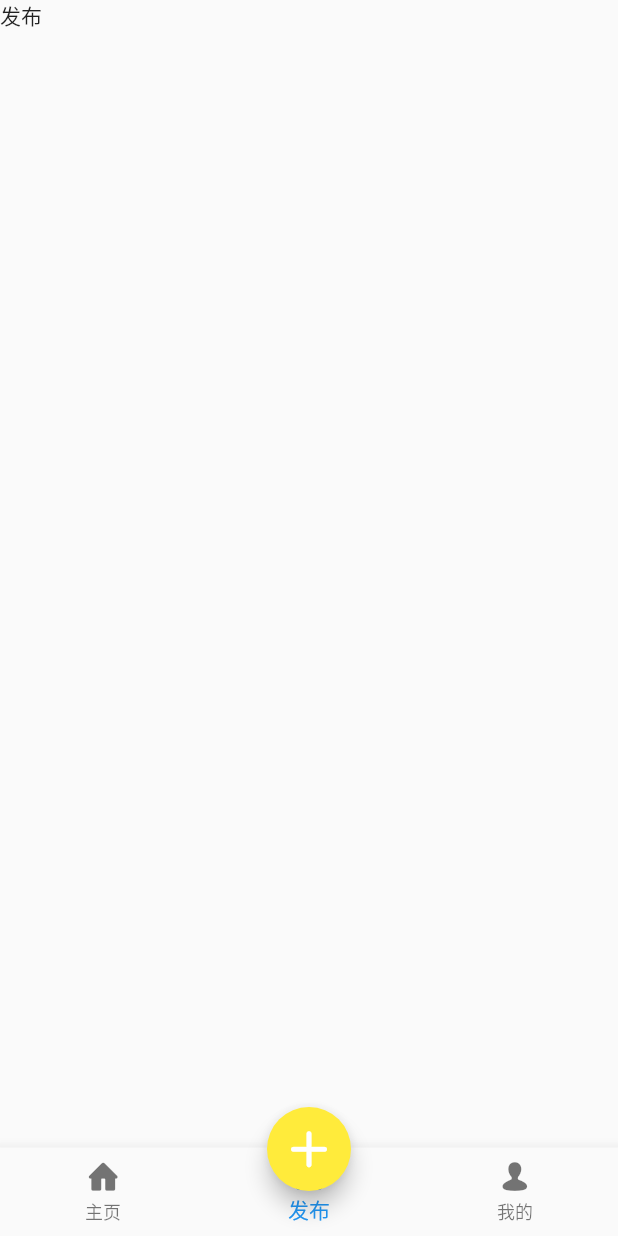
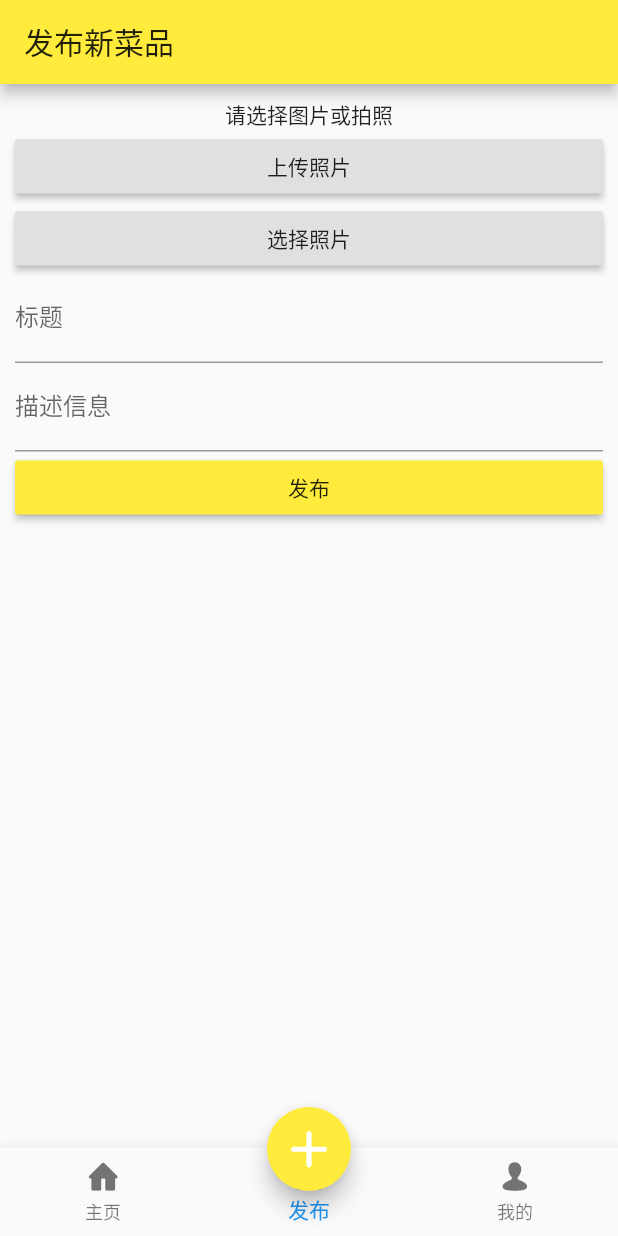
Before and after one commit to leizhu900516/weekFoods, a Flutter app: the screen it shows after launch, item 2 of the bottom bar chosen, on a phone screen of 412 x 824 dp. Run offline on Flutter 3.47's test engine with Material 2 defaults, Android fonts, the phone set to English and light mode, and no system bars; our stand-ins replace image_picker.

Commit message:
发布页修改

```diff
--- a/lib/pages/Publish.dart
+++ b/lib/pages/Publish.dart
@@ -1,4 +1,8 @@
 import 'package:flutter/material.dart';
+import 'package:image_picker/image_picker.dart';
+import 'dart:async';
+//import 'package:async/async.dart';
+
 
 class PublishFood extends StatefulWidget{
 
@@ -7,12 +11,115 @@ class PublishFood extends StatefulWidget{
 }
 
 class _PublishFoodState extends State<PublishFood>{
+  var  _name = '';
+  var _imgPath;
+  //定义表单实例
+  GlobalKey<FormState> _formKey = GlobalKey<FormState>();
+  String _title = '';
+  String _content = '';
+
+
+  void _forSubmitted() {
+    var _form = _formKey.currentState;
+
+    if (_form.validate()) {
+      _form.save();
+      print("提交了");
+      print(_title);
+      print(_content);
+    }
+  }
+
+  /*图片控件*/
+  Widget _ImageView(imgPath) {
+    if (imgPath == null) {
+      return Center(
+        child: Text("请选择图片或拍照"),
+      );
+    } else {
+      return Container(
+        height: 100.0,
+        width: 100.0,
+        decoration: BoxDecoration(
+          borderRadius: BorderRadius.all(Radius.circular(10.0))
+        ),
+        child: Image.file(
+          imgPath,
+        ),
+      );
+    }
+  }
+
+  void _uploadPhoto() async {
+    var image = await ImagePicker.pickImage(source: ImageSource.camera);
+
+    setState(() {
+      _imgPath = image;
+    });
+  }
+
+  void _selectPhoto() async{
+    var image = await ImagePicker.pickImage(source: ImageSource.gallery);
+    setState(() {
+      _imgPath = image;
+    });
+  }
+
   @override
   Widget build(BuildContext context) {
     // TODO: implement build
     return Scaffold(
+      appBar: AppBar(
+        title: Text("发布新菜品"),
+      ),
       body: Container(
-        child: Text("发布"),
+        padding: EdgeInsets.all(10.0),
+        child:Form(
+            key: _formKey,
+            child: ListView(
+              children: <Widget>[
+                _ImageView(_imgPath),
+                Container(
+                  child: RaisedButton(onPressed: _uploadPhoto,child: Text("上传照片"),),
+                ),
+                Container(
+                  child: RaisedButton(onPressed: _selectPhoto,child: Text("选择照片"),),
+                ),
+                TextFormField(
+                  decoration: InputDecoration(labelText: "标题"),
+                  validator: (String value){
+                    if (value.isEmpty){
+                      return '标题不能为空';
+                    }
+                  },
+                  onSaved: (String title){
+                    _title = title;
+//                    print(title);
+                  },
+                ),
+                TextFormField(
+                  decoration: InputDecoration(labelText: "描述信息"),
+                  validator: (String value){
+                    if (value.isEmpty || value.length<20){
+                      return '描述至少20字';
+                    }
+                  },
+                  onSaved: (String content){
+                    _content = content;
+//                    print(content);
+                  },
+                ),
+                Container(
+                  child: RaisedButton(
+                    onPressed: _forSubmitted,
+                    child: Text("发布"),
+                    color: Colors.yellow,
+                  ),
+                )
+
+              ],
+            )
+        )
       ),
     );
   }
--- a/pubspec.yaml
+++ b/pubspec.yaml
@@ -23,6 +23,7 @@ dependencies:
   # The following adds the Cupertino Icons font to your application.
   # Use with the CupertinoIcons class for iOS style icons.
   cupertino_icons: ^0.1.2
+  image_picker: ^0.6.0+2
 
 dev_dependencies:
   flutter_test:
```
Also changed, not shown: pubspec.lock, 3 other files.
